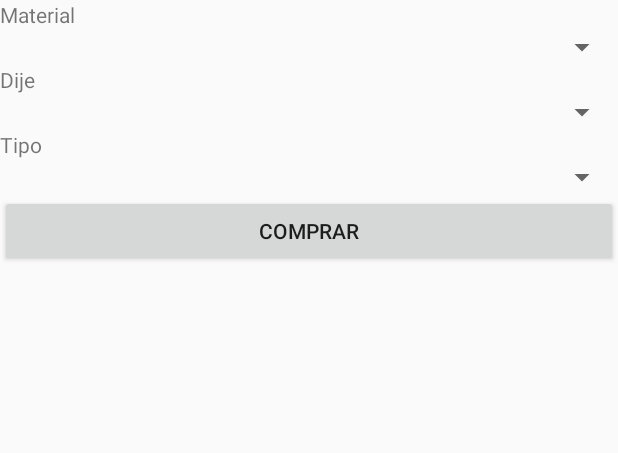
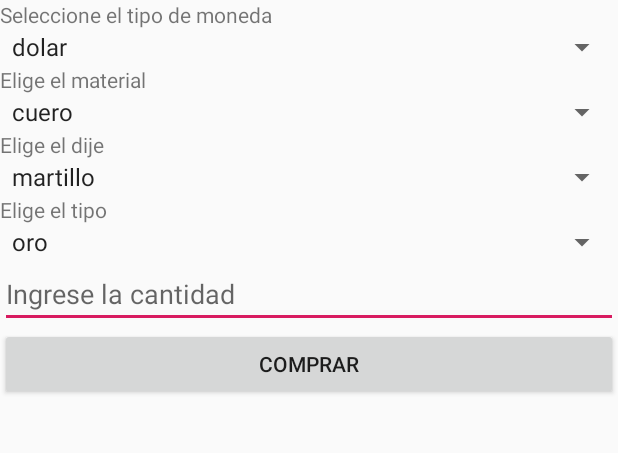
Before and after one commit to ibanb04/manillas, an Android app: the screen it shows after launch (MainActivity), on a phone screen of 412 x 824 dp, the part 133-586 px from its top. Run offline under Robolectric (Android 15) with nearby library versions, the phone set to English and light mode, and no system bars.

```diff
--- a/app/src/main/res/layout/activity_main.xml
+++ b/app/src/main/res/layout/activity_main.xml
@@ -15,6 +15,17 @@
         android:textAlignment="center"
         android:textSize="24sp"
         android:textStyle="bold" />
+
+    <TextView
+        android:id="@+id/txtMoneda"
+        android:layout_width="match_parent"
+        android:layout_height="wrap_content"
+        android:text="@string/tipo_moneda" />
+
+    <Spinner
+        android:id="@+id/spnMoneda"
+        android:layout_width="match_parent"
+        android:layout_height="wrap_content" />
 
     <TextView
         android:id="@+id/txtMaterial"
@@ -49,10 +60,26 @@
         android:layout_width="match_parent"
         android:layout_height="wrap_content" />
 
+    <EditText
+        android:id="@+id/txtCantidad"
+        android:layout_width="match_parent"
+        android:layout_height="wrap_content"
+        android:ems="10"
+        android:hint="@string/cantidad"
+        android:inputType="number" />
+
     <Button
         android:id="@+id/btnComprar"
         android:layout_width="match_parent"
         android:layout_height="wrap_content"
+        android:onClick="comprar"
         android:text="@string/comprar" />
 
+    <TextView
+        android:id="@+id/lblResultado"
+        android:layout_width="match_parent"
+        android:layout_height="wrap_content"
+        android:textAlignment="center"
+        android:textSize="18sp" />
+
 </LinearLayout>
--- /dev/null
+++ b/app/src/main/res/values/array.xml
@@ -0,0 +1,36 @@
+<?xml version="1.0" encoding="utf-8"?>
+
+<resources>
+    <string name="dolar">dolar</string>
+    <string name="peso">peso</string>
+
+    <string name="cuero">cuero</string>
+    <string name="cuerda">cuerda</string>
+
+    <string name="martillo">martillo</string>
+    <string name="ancla">ancla</string>
+
+    <string name="oro">oro</string>
+    <string name="oro_rosa">oro rosa</string>
+    <string name="plata">plata</string>
+    <string name="niquel">niquel</string>
+
+    <string-array name="arrayMonedas">
+        <item>@string/dolar</item>
+        <item>@string/peso</item>
+    </string-array>
+    <string-array name="arrayMateriales">
+        <item>@string/cuero</item>
+        <item>@string/cuerda</item>
+    </string-array>
+    <string-array name="arrayDijes">
+        <item>@string/martillo</item>
+        <item>@string/ancla</item>
+    </string-array>
+    <string-array name="arrayTipo">
+        <item>@string/oro</item>
+        <item>@string/oro_rosa</item>
+        <item>@string/plata</item>
+        <item>@string/niquel</item>
+    </string-array>
+</resources>
--- a/app/src/main/res/values/strings.xml
+++ b/app/src/main/res/values/strings.xml
@@ -1,7 +1,9 @@
 <resources>
     <string name="app_name">Manillas</string>
-    <string name="material">Material</string>
-    <string name="dije">Dije</string>
-    <string name="tipo">Tipo</string>
+    <string name="material">Elige el material</string>
+    <string name="dije">Elige el dije</string>
+    <string name="tipo">Elige el tipo</string>
     <string name="comprar">Comprar</string>
+    <string name="cantidad">Ingrese la cantidad</string>
+    <string name="tipo_moneda">Seleccione el tipo de moneda</string>
 </resources>
```
Also changed, not shown: app/src/main/java/com/example/manillas/MainActivity.java (+123 -0 lines).
